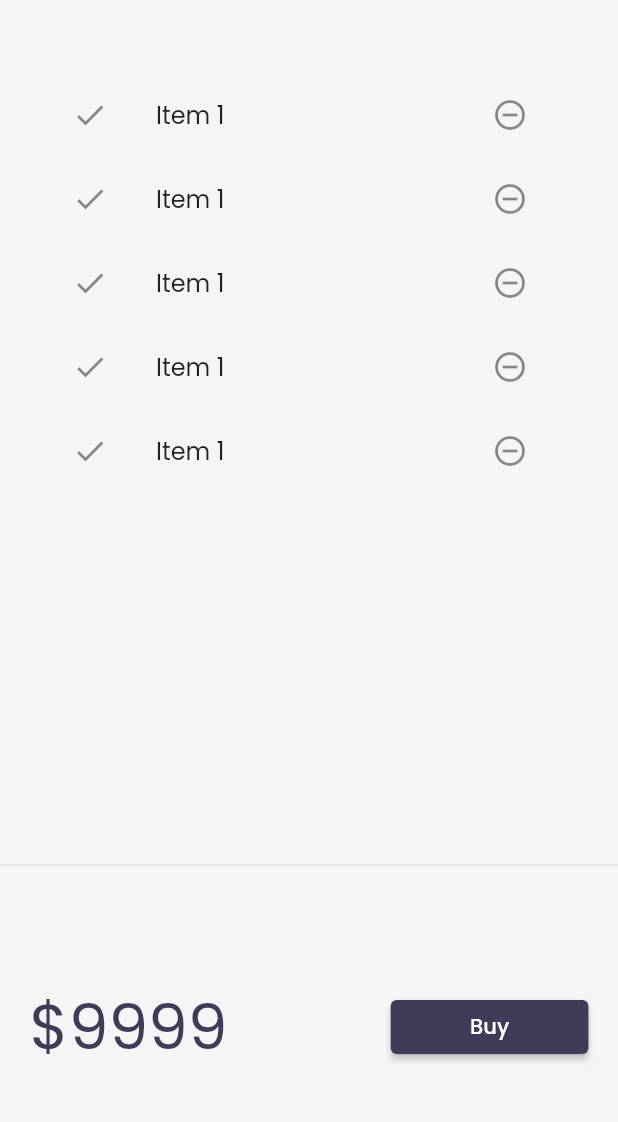
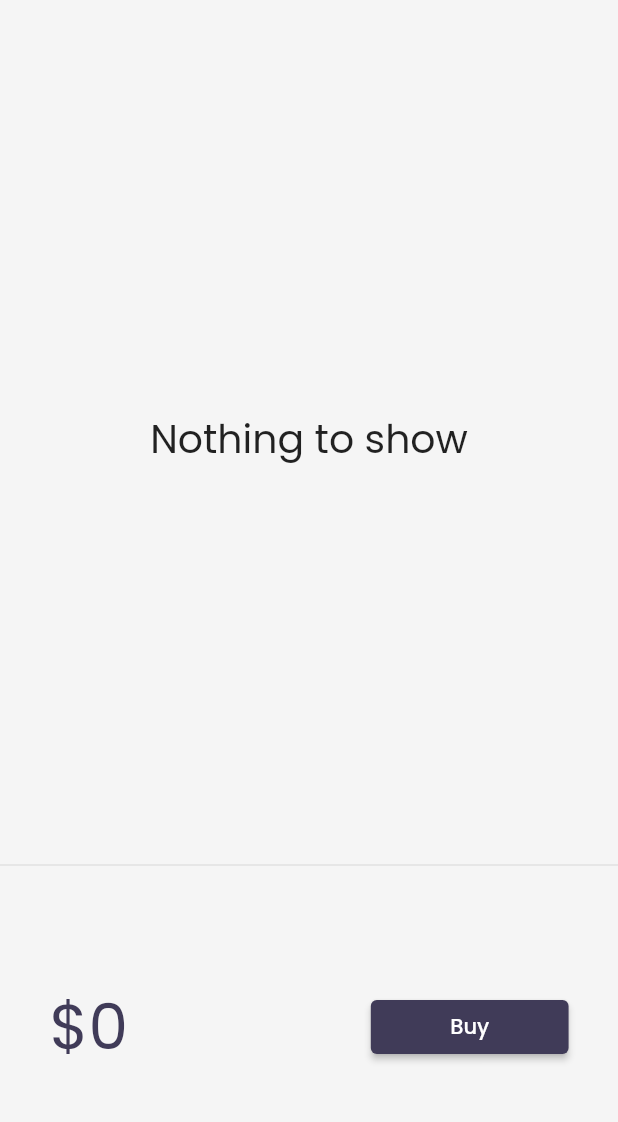
Before and after one commit to NoobDeveloper412/Catalog-App, a Flutter app: the CartPage screen opened by its route, on a phone screen of 412 x 824 dp, the part 59-1181 px from its top. Run offline on Flutter 3.47's test engine with Material 2 defaults, Android fonts, the phone set to English and light mode, and no system bars; our stand-ins replace google_fonts, velocity_x; network calls fail.

Commit message:
Did the work from day 22 to day 25

```diff
--- a/lib/models/cartModel.dart
+++ b/lib/models/cartModel.dart
@@ -1,8 +1,14 @@
 import 'catalogModel.dart';
 
 class CartModel {
+  static final cartModel = CartModel._internal();
   // catalog field
-  CatalogModel _catalog;
+
+  CartModel._internal();
+
+  factory CartModel() => cartModel;
+
+  late CatalogModel _catalog;
 
   // Collection of IDs - store Ids of each item
   final List<int> _itemIds = [];
@@ -11,7 +17,6 @@ class CartModel {
   CatalogModel get catalog => _catalog;
 
   set catalog(CatalogModel newCatalog) {
-    assert(newCatalog != null);
     _catalog = newCatalog;
   }
 
--- a/lib/screens/CartPage.dart
+++ b/lib/screens/CartPage.dart
@@ -1,7 +1,10 @@
+import 'package:catalog_app/models/cartModel.dart';
 import 'package:flutter/material.dart';
 import 'package:velocity_x/velocity_x.dart';
 
 class CartPage extends StatelessWidget {
+  const CartPage({Key? key}) : super(key: key);
+
   @override
   Widget build(BuildContext context) {
     return Scaffold(
@@ -13,7 +16,7 @@ class CartPage extends StatelessWidget {
       body: Column(
         children: [
           _CartList().p32().expand(),
-          Divider(),
+          const Divider(),
           _CartTotal(),
         ],
       ),
@@ -24,12 +27,17 @@ class CartPage extends StatelessWidget {
 class _CartTotal extends StatelessWidget {
   @override
   Widget build(BuildContext context) {
+    final _cart = CartModel();
     return SizedBox(
       height: 200,
       child: Row(
         mainAxisAlignment: MainAxisAlignment.spaceAround,
         children: [
-          "\$9999".text.xl5.color(context.theme.accentColor).make(),
+          "\$${_cart.totalPrice}"
+              .text
+              .xl5
+              .color(context.theme.accentColor)
+              .make(),
           30.widthBox,
           ElevatedButton(
             onPressed: () {
@@ -54,17 +62,24 @@ class _CartList extends StatefulWidget {
 }
 
 class __CartListState extends State<_CartList> {
+  final _cart = CartModel();
+
   @override
   Widget build(BuildContext context) {
-    return ListView.builder(
-      itemCount: 5,
+    return _cart.items.isEmpty
+        ? "Nothing to show".text.xl3.makeCentered()
+        : ListView.builder(
+            itemCount: _cart.items.length,
             itemBuilder: (context, index) => ListTile(
-        leading: Icon(Icons.done),
+              leading: const Icon(Icons.done),
               trailing: IconButton(
-          icon: Icon(Icons.remove_circle_outline),
-          onPressed: () {},
+                icon: const Icon(Icons.remove_circle_outline),
+                onPressed: () {
+                  _cart.remove(_cart.items[index]);
+                  setState(() {});
+                },
               ),
-        title: "Item 1".text.make(),
+              title: _cart.items[index].name.text.make(),
             ),
           );
   }
```
Also changed, not shown: lib/models/catalogModel.dart (+12 -6 lines), lib/screens/HomeDetailsPage.dart (+4 -9 lines), lib/widgets/home_widgets/add_to_cart.dart (added, +44 -0 lines), lib/widgets/home_widgets/catalog_list.dart (+4 -13 lines). Lines whose indentation alone changed are shown as unchanged.
